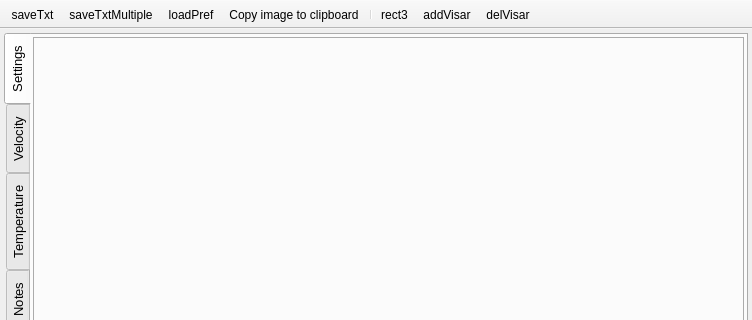
Old version of the form plugins/Visar/Visar.ui in the repository NeutrinoToolkit/Neutrino; both pictures show x 0 to 752 and y 0 to 320 of the 752 by 523 pixel window.
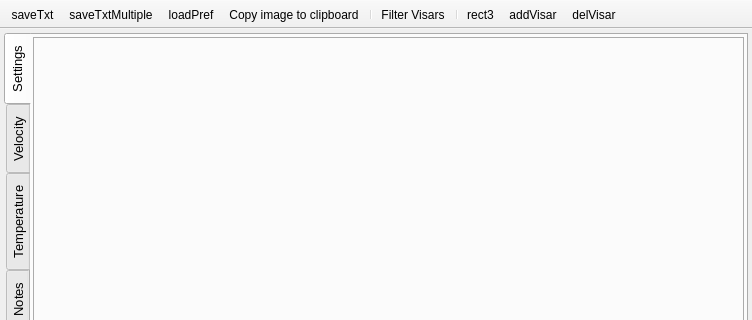
New version of the form. Icons and pictures are not drawn. Custom widgets are drawn as their Qt base class.

Commit message: Visar : better ui

```diff
--- a/plugins/Visar/Visar.ui
+++ b/plugins/Visar/Visar.ui
@@ -864,6 +864,8 @@
    <addaction name="actionCopy"/>
    <addaction name="actionCopyImage"/>
    <addaction name="separator"/>
+   <addaction name="actionFilterAll"/>
+   <addaction name="separator"/>
    <addaction name="actionRect3"/>
    <addaction name="actionAddVisar"/>
    <addaction name="actionDelVisar"/>
@@ -949,6 +951,18 @@
     <string>Copy image</string>
    </property>
   </action>
+  <action name="actionFilterAll">
+   <property name="icon">
+    <iconset resource="Visar.qrc">
+     <normaloff>:/icons/refresh.png</normaloff>:/icons/refresh.png</iconset>
+   </property>
+   <property name="text">
+    <string>Filter Visars</string>
+   </property>
+   <property name="toolTip">
+    <string>Filter Visar images</string>
+   </property>
+  </action>
  </widget>
  <customwidgets>
   <customwidget>
```
Left out of the diff: 1 changed line with no effect on the pictures. The commit also changes 5 other files.
